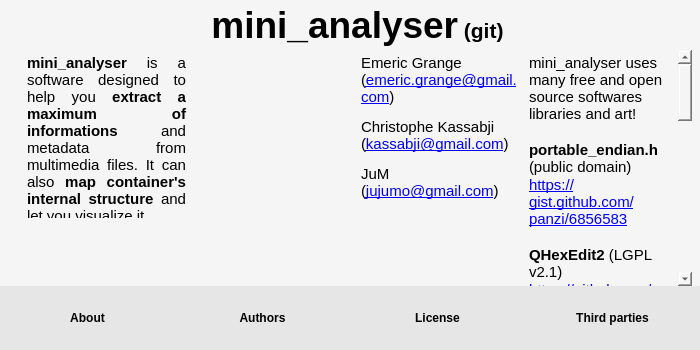
The window that mini_analyser/ui/about.ui (emericg/MiniVideo) describes before a commit, drawn with Qt 5.
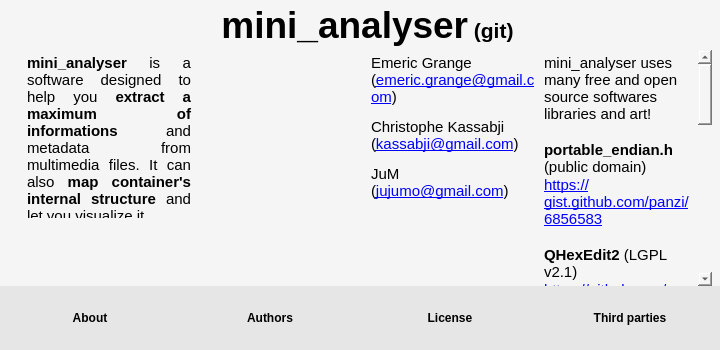
The same window after the commit. Icons and pictures are not drawn.

```diff
--- a/mini_analyser/ui/about.ui
+++ b/mini_analyser/ui/about.ui
@@ -6,7 +6,7 @@
    <rect>
     <x>0</x>
     <y>0</y>
-    <width>700</width>
+    <width>720</width>
     <height>350</height>
    </rect>
   </property>
```
Left out of the diff: 2 changed lines with no effect on the pictures.
